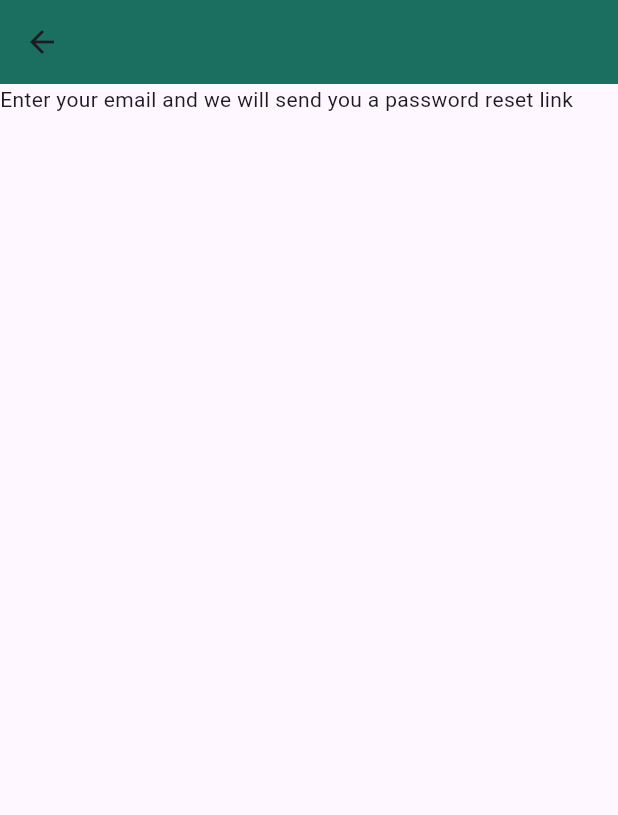
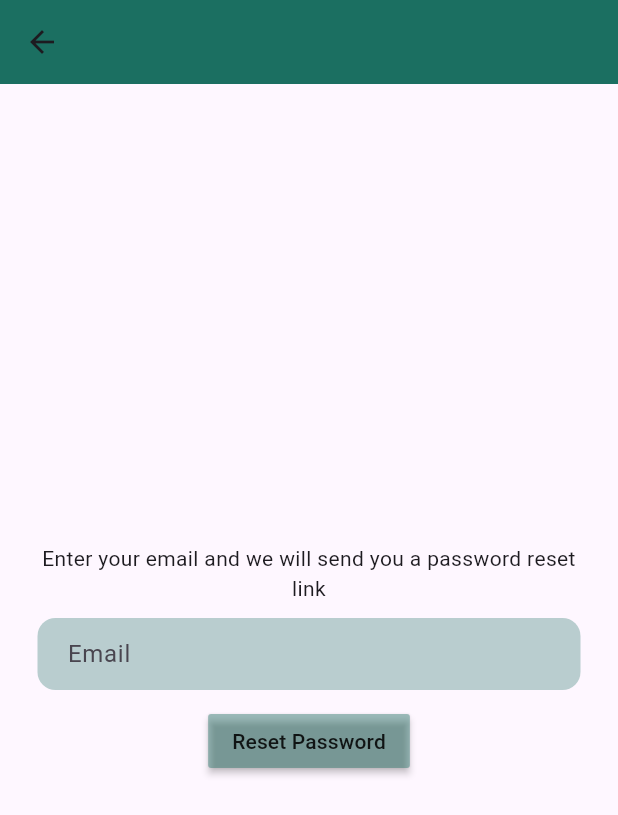
Before and after one commit to ayanappdev/quickfix, a Flutter app: the ForgotPasswordPage screen opened directly, on a phone screen of 412 x 824 dp. Shown: the top 815 px of the screen. Run offline on Flutter 3.47's test engine with Material 3 defaults, Android fonts, the phone set to English and light mode, and no system bars; our stand-ins replace animated_splash_screen, firebase_auth, firebase_core, lottie; accounts and stored records are empty; network calls fail.

Commit message:
forgot password setting

```diff
--- a/lib/Screens/forgot_pw_screen.dart
+++ b/lib/Screens/forgot_pw_screen.dart
@@ -8,6 +8,7 @@ class ForgotPasswordPage extends StatefulWidget {
 }
 
 class _ForgotPasswordPageState extends State<ForgotPasswordPage> {
+  final _emailController = TextEditingController();
   @override
   Widget build(BuildContext context) {
     return Scaffold(
@@ -16,8 +17,44 @@ class _ForgotPasswordPageState extends State<ForgotPasswordPage> {
         backgroundColor: Color.fromARGB(255, 27, 111, 97),
       ),
       body: Column(
+        mainAxisAlignment: MainAxisAlignment.center,
         children: [
-          Text("Enter your email and we will send you a password reset link"),
+          Padding(
+            padding: const EdgeInsets.symmetric(horizontal: 25.0),
+            child: Text(
+              "Enter your email and we will send you a password reset link",
+              textAlign: TextAlign.center,
+            ),
+          ),
+          SizedBox(
+            height: 10,
+          ),
+          Padding(
+            padding: EdgeInsets.symmetric(horizontal: 25),
+            child: Container(
+              decoration: BoxDecoration(
+                  color: Color.fromARGB(78, 27, 111, 97),
+                  borderRadius: BorderRadius.circular(12)),
+              child: Padding(
+                padding: const EdgeInsets.only(left: 20),
+                child: TextField(
+                  controller: _emailController,
+                  decoration: InputDecoration(
+                    border: InputBorder.none,
+                    hintText: "Email",
+                  ),
+                ),
+              ),
+            ),
+          ),
+          SizedBox(
+            height: 10,
+          ),
+          MaterialButton(
+            onPressed: () {},
+            child: Text("Reset Password"),
+            color: Color.fromARGB(105, 27, 111, 97),
+          )
         ],
       ),
     );
```
Also changed, not shown: 1 other file.
